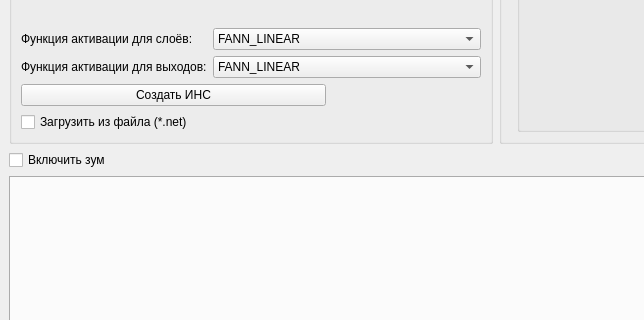
The window that mainwindow.ui (dahelmm/Fann_Interface_Qt) describes before a commit, drawn with Qt 5; both pictures show x 0 to 644 and y 270 to 590 of the 1313 by 839 pixel window.
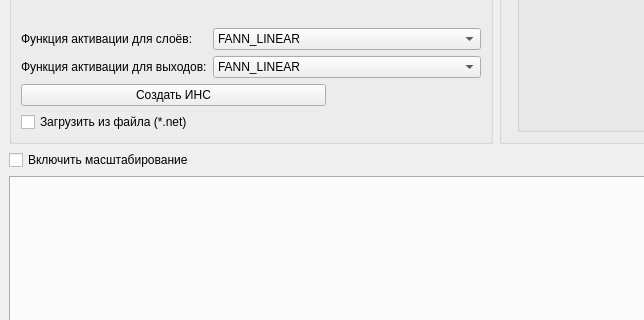
The same window after the commit.

Commit message: Поправка к предыдущему коммиту

```diff
--- a/mainwindow.ui
+++ b/mainwindow.ui
@@ -799,7 +799,7 @@
     <item row="1" column="0">
      <widget class="QCheckBox" name="cB_zoom">
       <property name="text">
-       <string>Включить зум</string>
+       <string>Включить масштабирование</string>
       </property>
      </widget>
     </item>
```
The commit also changes 2 other files.
